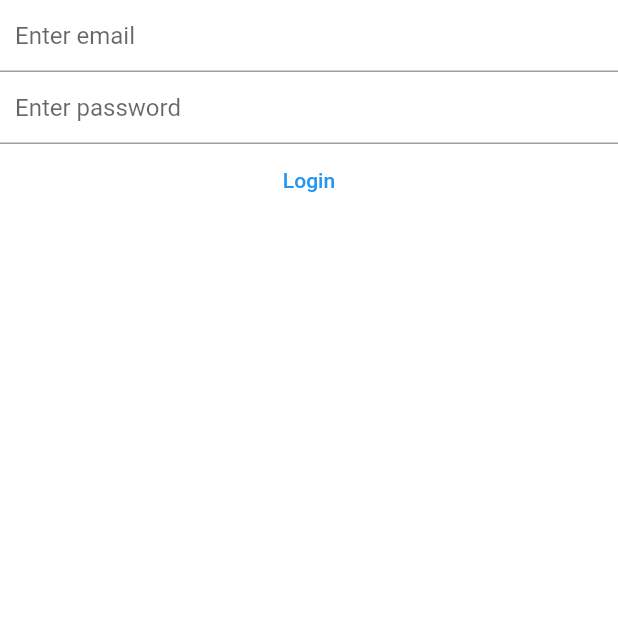
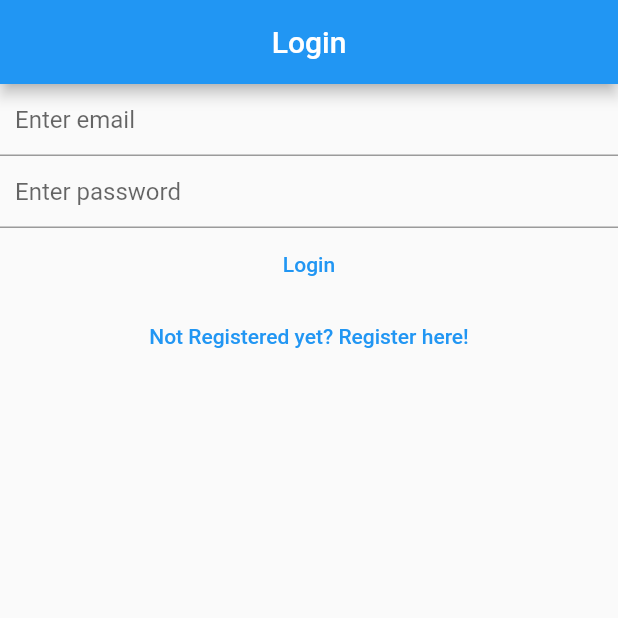
Before and after one commit to Maleadal/flutterQuesting, a Flutter app: the screen it shows after launch, after a tap on "Login", on a phone screen of 412 x 824 dp, the top half of it. Run offline on Flutter 3.47's test engine with Material 2 defaults, Android fonts, the phone set to English and light mode, and no system bars; our stand-ins replace firebase_auth, firebase_core; accounts and stored records are empty; network calls fail.

Commit message:
Linked the login, register, and verify views

```diff
--- a/lib/main.dart
+++ b/lib/main.dart
@@ -9,7 +9,18 @@ import 'firebase_options.dart';
 
 void main() {
   WidgetsFlutterBinding.ensureInitialized();
-  runApp(const MaterialApp(title: "Flutter Demo", home: HomePage()));
+  runApp(MaterialApp(
+    title: "Flutter Demo",
+    home: const HomePage(),
+    theme: ThemeData(
+      primarySwatch: Colors.blue,
+    ),
+    routes: {
+      '/login/': (context) => const LoginView(),
+      '/register/': (context) => const RegisterView(),
+      '/verify/': (context) => const VerifyEmailView()
+    },
+  ));
 }
 
 class HomePage extends StatelessWidget {
@@ -17,12 +28,7 @@ class HomePage extends StatelessWidget {
 
   @override
   Widget build(BuildContext context) {
-    return Scaffold(
-        appBar: AppBar(
-          centerTitle: true,
-          title: const Text("Home"),
-        ),
-        body: FutureBuilder(
+    return FutureBuilder(
       future: Firebase.initializeApp(
         options: DefaultFirebaseOptions.currentPlatform,
       ),
@@ -31,40 +37,24 @@ class HomePage extends StatelessWidget {
           case ConnectionState.done:
             final user = FirebaseAuth.instance.currentUser;
             if (user == null) {
-                  return Column(
-                    children: [
-                      const Text("Please Register or Login before accessing this page\n\n"),
-                      TextButton(
-                        style: ButtonStyle(
-                          backgroundColor: MaterialStateProperty.all(Colors.red)
-                        ),
+              return const LoginView();
+            }
+            final isVerified = user.emailVerified;
+            if (isVerified) {
+              print("You are a verified user");
+            } else {
+              return const VerifyEmailView();
+            }
+            return TextButton(
                 onPressed: () {
-                          Navigator.push(context, MaterialPageRoute(
-                              builder: (context) => const RegisterView()));
+                  FirebaseAuth.instance.signOut();
                 },
-                        child: const Text("Register"),
-                      ),
-                      TextButton(
-                        onPressed: () {
-                          Navigator.push(context, MaterialPageRoute(
-                              builder: (context) => const LoginView()));
+                child: const Text('Logout'));
+
+          default:
+            return const CircularProgressIndicator();
+        }
       },
-                        child: const Text("Login"),
-                      ),
-                    ],
     );
   }
-                // final isVerified = user?.emailVerified ?? false;
-                // if (isVerified) {
-                //   print("You are a verified user");
-                // } else {
-                //   return const VerifyEmailView();
-                // }
-                return const Text('Done');
-              default:
-                return const Text("Loading");
 }
-          },
-        ));
-  }
-}
--- a/lib/views/login_view.dart
+++ b/lib/views/login_view.dart
@@ -31,23 +31,26 @@ class _LoginViewState extends State<LoginView> {
 
   @override
   Widget build(BuildContext context) {
-    return Column(
+    return Scaffold(
+      appBar: AppBar(
+        title: Text('Login'),
+        centerTitle: true,
+      ),
+      body: Column(
         children: [
           TextField(
             controller: _email,
             enableSuggestions: false,
             keyboardType: TextInputType.emailAddress,
             decoration: const InputDecoration(
-              hintText: "Enter email",
-              contentPadding: EdgeInsets.all(10)),
+                hintText: "Enter email", contentPadding: EdgeInsets.all(10)),
           ),
           TextField(
             controller: _password,
             enableSuggestions: false,
             obscureText: true,
             decoration: const InputDecoration(
-              hintText: "Enter password",
-              contentPadding: EdgeInsets.all(10)),
+                hintText: "Enter password", contentPadding: EdgeInsets.all(10)),
           ),
           TextButton(
               onPressed: () async {
@@ -58,6 +61,7 @@ class _LoginViewState extends State<LoginView> {
                       .signInWithEmailAndPassword(
                           email: email, password: password);
                   print("Login Successful");
+
                   print(userCredentials);
                 } on FirebaseAuthException catch (e) {
                   if (e.code == 'user-not-found') {
@@ -72,7 +76,14 @@ class _LoginViewState extends State<LoginView> {
                 }
               },
               child: const Text("Login")),
+          TextButton(
+              onPressed: () {
+                Navigator.of(context)
+                    .pushNamedAndRemoveUntil('/register/', (route) => false);
+              },
+              child: const Text("Not Registered yet? Register here!"))
         ],
+      ),
     );
   }
 }
```
Also changed, not shown: lib/views/register_view.dart (+28 -19 lines), lib/views/verify_email_view.dart (+7 -1 lines). Lines whose indentation alone changed are shown as unchanged.
